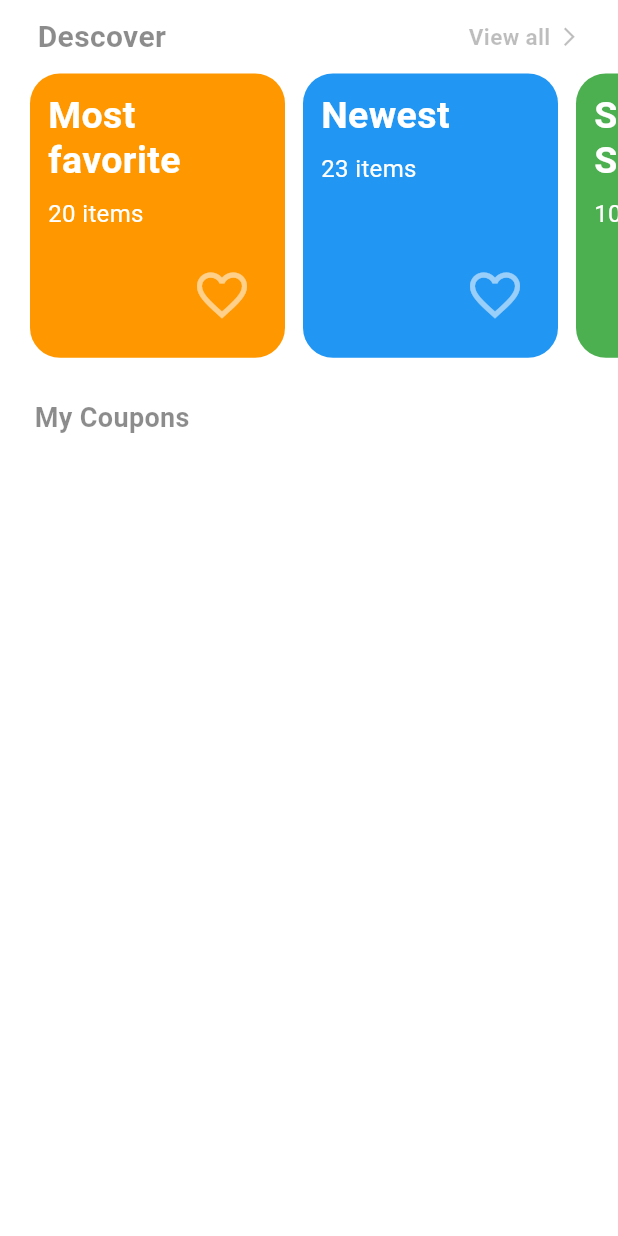
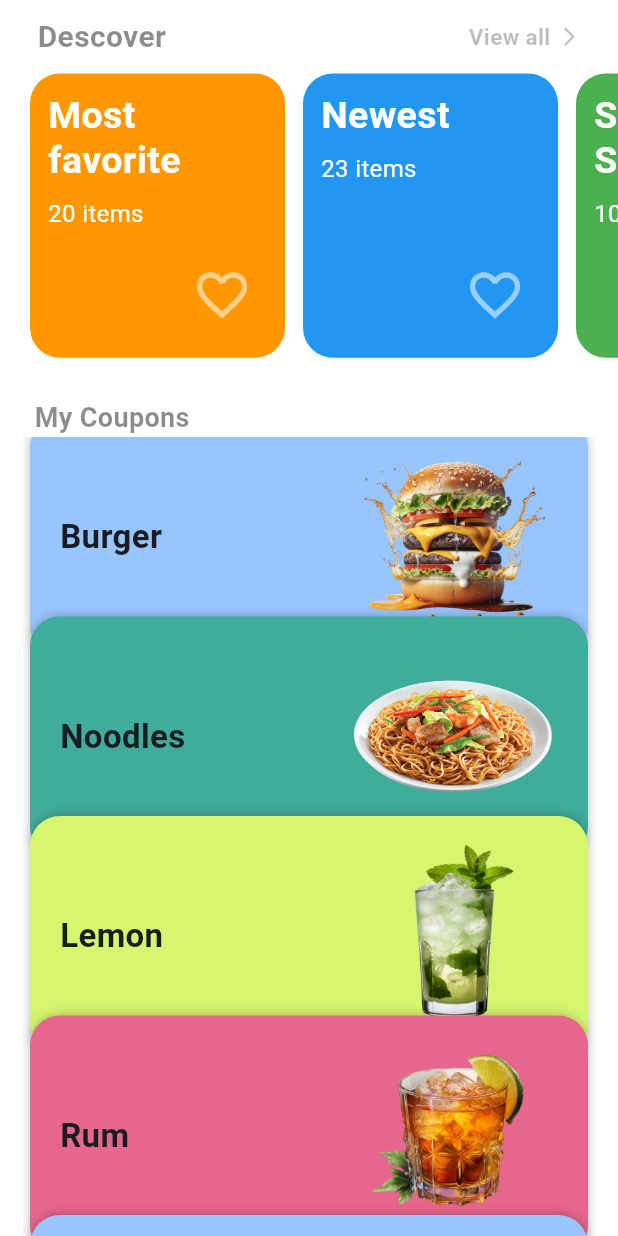
Before and after one commit to nareshptt/Flutter--Animations, a Flutter app: the screen it shows after launch, on a phone screen of 412 x 824 dp. Run offline on Flutter 3.47's test engine with Material 3 defaults, Android fonts, the phone set to English and light mode, and no system bars.

Commit message:
Scroll Animation List Done

```diff
--- a/lib/List Scroll Animation.dart
+++ b/lib/List Scroll Animation.dart
@@ -1,4 +1,6 @@
 import 'package:flutter/material.dart';
+
+import 'Model/scrol_list_model.dart';
 
 class ListScrollAnimation extends StatefulWidget {
   const ListScrollAnimation({super.key});
@@ -8,8 +10,24 @@ class ListScrollAnimation extends StatefulWidget {
 }
 
 class _ListScrollAnimationState extends State<ListScrollAnimation> {
+  ScrollController scrollController = ScrollController();
   bool closeContainer = false;
+  List<Widget> myItems = [];
+  double myTopContainer = 0;
+
   @override
+  void initState() {
+    super.initState();
+    myBodyItem();
+    scrollController.addListener(() {
+      double data = scrollController.offset / 120;
+      setState(() {
+        myTopContainer = data;
+        closeContainer = scrollController.offset > 50;
+      });
+    });
+  }
+
   Widget build(BuildContext context) {
     Size size = MediaQuery.of(context).size;
     return Scaffold(
@@ -103,12 +121,77 @@ class _ListScrollAnimationState extends State<ListScrollAnimation> {
                       fontSize: 18,
                       color: Colors.black45),
                 ),
-              )
+              ),
+              Expanded(
+                  child: ListView.builder(
+                controller: scrollController,
+                itemCount: myItems.length,
+                itemBuilder: (context, index) {
+                  double opacity = 1.0;
+                  if (myTopContainer > 0.5) {
+                    opacity = index + 0.5 - myTopContainer;
+                  }
+                  if (opacity < 0) {
+                    opacity = 0;
+                  } else if (opacity > 1) {
+                    opacity = 1;
+                  }
+                  return Opacity(
+                    opacity: opacity,
+                    child: Transform(
+                      transform: Matrix4.identity()..scale(opacity, opacity),
+                      alignment: Alignment.topCenter,
+                      child: Align(
+                        heightFactor: 0.7,
+                        child: myItems[index],
+                      ),
+                    ),
+                  );
+                },
+              ))
             ],
           ),
         ),
       ),
     );
+  }
+
+  void myBodyItem() {
+    List<Widget> listitems = [];
+    for (ScrollItems item in dataItems) {
+      listitems.add(
+        Container(
+          height: 160,
+          margin: EdgeInsets.symmetric(horizontal: 20, vertical: 15),
+          decoration: BoxDecoration(
+              color: Color(item.color),
+              boxShadow: const [
+                BoxShadow(
+                  color: Colors.black26,
+                  blurRadius: 5,
+                )
+              ],
+              borderRadius: BorderRadius.circular(20)),
+          padding: EdgeInsets.symmetric(horizontal: 20, vertical: 10),
+          child: Row(
+            mainAxisAlignment: MainAxisAlignment.spaceBetween,
+            children: [
+              Text(
+                item.name,
+                style: TextStyle(fontWeight: FontWeight.bold, fontSize: 22),
+              ),
+              Image.asset(
+                item.image,
+                fit: BoxFit.cover,
+              )
+            ],
+          ),
+        ),
+      );
+    }
+    setState(() {
+      myItems = listitems;
+    });
   }
 
   //Items Discover Container
--- /dev/null
+++ b/lib/Model/scrol_list_model.dart
@@ -0,0 +1,64 @@
+class ScrollItems {
+  final String image;
+  final String name;
+  final int color;
+
+  ScrollItems({
+    required this.image,
+    required this.name,
+    required this.color,
+  });
+}
+
+final dataItems = <ScrollItems>[
+  ScrollItems(
+    name: "Burger",
+    image: "images/burger.png",
+    color: 0xFF99C5FD,
+  ),
+  ScrollItems(
+    name: "Noodles",
+    image: "images/noodles.png",
+    color: 0xFF40AC9C,
+  ),
+  ScrollItems(
+    name: "Lemon",
+    image: "images/lemon.png",
+    color: 0xFFD6F670,
+  ),
+  ScrollItems(
+    name: "Rum",
+    image: "images/rum.png",
+    color: 0xFFE7668E,
+  ),
+  ScrollItems(
+    name: "Cheese",
+    image: "images/cheese.png",
+    color: 0xFF99C5FD,
+  ),
+  ScrollItems(
+    name: "CocaCola",
+    image: "images/coca cola.png",
+    color: 0xFFFFA4D8,
+  ),
+  ScrollItems(
+    name: "Ice Cream",
+    image: "images/ice_cream.png",
+    color: 0xFF447C12,
+  ),
+  ScrollItems(
+    name: "Pizza",
+    image: "images/pizza.png",
+    color: 0xFFB1D1FF,
+  ),
+  ScrollItems(
+    name: "Burger",
+    image: "images/burger.png",
+    color: 0xFF99C5FD,
+  ),
+  ScrollItems(
+    name: "Noodles",
+    image: "images/noodles.png",
+    color: 0xFF40AC9C,
+  ),
+];
--- a/pubspec.yaml
+++ b/pubspec.yaml
@@ -59,8 +59,8 @@ flutter:
   uses-material-design: true
 
   # To add assets to your application, add an assets section, like this:
-  # assets:
-  #   - images/a_dot_burr.jpeg
+  assets:
+    - images/
   #   - images/a_dot_ham.jpeg
 
   # An image asset can refer to one or more resolution-specific "variants", see
```
